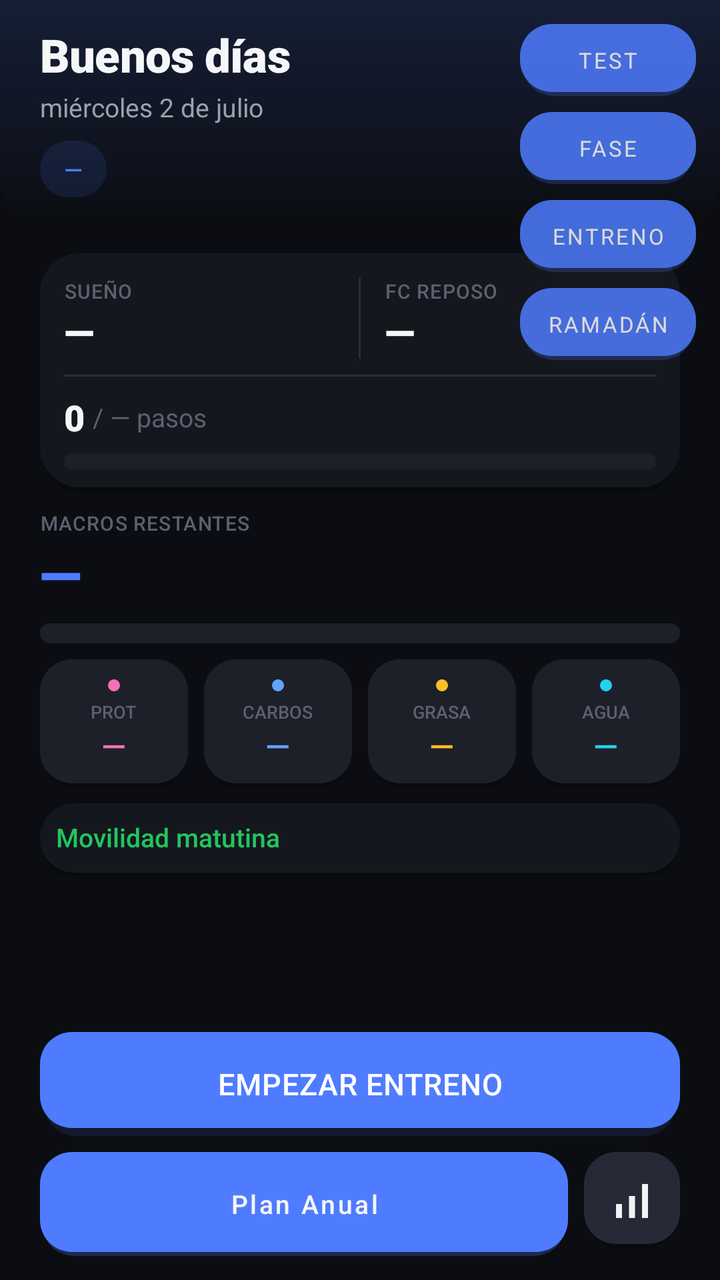
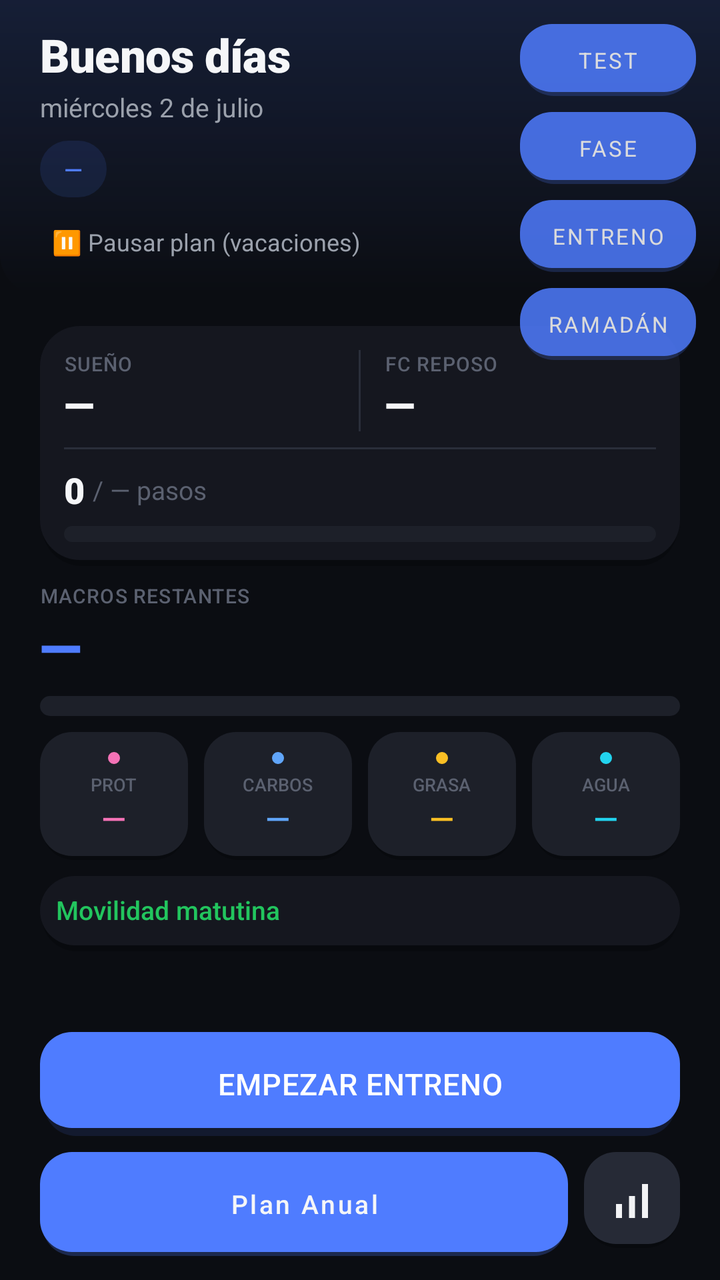

Before-and-after screenshots of an Android layout around one commit, followed by the original layout XML and the change that was made.
<!-- AndroidManifest.xml: application theme Theme.FitBase -->
<!-- res/layout/activity_home.xml -->
<?xml version="1.0" encoding="utf-8"?>
<FrameLayout xmlns:android="http://schemas.android.com/apk/res/android"
    android:layout_width="match_parent"
    android:layout_height="match_parent"
    android:background="@color/background">


<LinearLayout
    android:layout_width="match_parent"
    android:layout_height="match_parent"
    android:orientation="vertical">

<ScrollView
    android:layout_width="match_parent"
    android:layout_height="0dp"
    android:layout_weight="1"
    android:fillViewport="true">

    <LinearLayout
        android:layout_width="match_parent"
        android:layout_height="wrap_content"
        android:orientation="vertical">

        
        <LinearLayout
            android:layout_width="match_parent"
            android:layout_height="wrap_content"
            android:orientation="vertical"
            android:background="@drawable/bg_hero_panel"
            android:paddingHorizontal="@dimen/screen_padding"
            android:paddingTop="@dimen/space_md"
            android:paddingBottom="@dimen/space_md">

            <TextView
                android:id="@+id/tvSaludo"
                android:layout_width="wrap_content"
                android:layout_height="wrap_content"
                android:text="Buenos días"
                android:textSize="@dimen/home_text_greeting"
                android:textColor="@color/text_primary"
                android:fontFamily="sans-serif-black"
                android:letterSpacing="-0.01" />

            <TextView
                android:id="@+id/tvFecha"
                android:layout_width="wrap_content"
                android:layout_height="wrap_content"
                android:text="miércoles 2 de julio"
                android:textSize="@dimen/home_text_meta"
                android:textColor="@color/text_secondary"
                android:layout_marginTop="2dp" />

            <LinearLayout
                android:layout_width="wrap_content"
                android:layout_height="wrap_content"
                android:orientation="horizontal"
                android:layout_marginTop="@dimen/space_sm"
                android:gravity="center_vertical">

                <TextView
                    android:id="@+id/tvTipoDia"
                    android:layout_width="wrap_content"
                    android:layout_height="wrap_content"
                    android:text="—"
                    android:textSize="@dimen/home_text_chip"
                    android:fontFamily="sans-serif-medium"
                    android:textColor="@color/accent"
                    android:background="@drawable/bg_chip_accent"
                    android:paddingHorizontal="@dimen/space_md"
                    android:paddingVertical="@dimen/space_xs" />

                <TextView
                    android:id="@+id/tvTipoSesion"
                    android:layout_width="wrap_content"
                    android:layout_height="wrap_content"
                    android:layout_marginStart="@dimen/space_sm"
                    android:text="—"
                    android:textSize="@dimen/home_text_chip"
                    android:fontFamily="sans-serif-medium"
                    android:textColor="@color/text_primary"
                    android:background="@drawable/bg_badge_actual"
                    android:paddingHorizontal="@dimen/space_md"
                    android:paddingVertical="@dimen/space_xs"
                    android:visibility="gone" />

                <TextView
                    android:id="@+id/tvFaseNombre"
                    android:layout_width="wrap_content"
                    android:layout_height="wrap_content"
                    android:layout_marginStart="@dimen/space_sm"
                    android:text="Hipertrofia I"
                    android:textSize="@dimen/home_text_chip"
                    android:textColor="@color/text_secondary"
                    android:background="@drawable/bg_badge_actual"
                    android:paddingHorizontal="@dimen/space_md"
                    android:paddingVertical="@dimen/space_xs"
                    android:visibility="gone" />
            </LinearLayout>
        </LinearLayout>

        <LinearLayout
            android:layout_width="match_parent"
            android:layout_height="wrap_content"
            android:orientation="vertical"
            android:paddingHorizontal="@dimen/screen_padding"
            android:paddingTop="@dimen/space_sm"
            android:paddingBottom="@dimen/space_md">

        
        <LinearLayout
            android:id="@+id/bannerAusencia"
            android:layout_width="match_parent"
            android:layout_height="wrap_content"
            android:orientation="horizontal"
            android:background="@drawable/bg_card_flat"
            android:padding="@dimen/space_md"
            android:layout_marginTop="@dimen/space_sm"
            android:visibility="gone">

            <TextView
                android:id="@+id/tvAusenciaMensaje"
                android:layout_width="match_parent"
                android:layout_height="wrap_content"
                android:textSize="@dimen/home_text_chip"
                android:textColor="@color/text_secondary" />
        </LinearLayout>

        
        <LinearLayout
            android:id="@+id/bannerRamadan"
            android:layout_width="match_parent"
            android:layout_height="wrap_content"
            android:orientation="vertical"
            android:background="@drawable/bg_card_flat"
            android:padding="@dimen/space_md"
            android:layout_marginTop="@dimen/space_sm"
            android:visibility="gone">

            <TextView
                android:id="@+id/tvRamadanTitulo"
                android:layout_width="match_parent"
                android:layout_height="wrap_content"
                android:textSize="@dimen/home_text_meta"
                android:fontFamily="sans-serif-medium"
                android:textColor="@color/accent" />

            <TextView
                android:id="@+id/tvRamadanDetalle"
                android:layout_width="match_parent"
                android:layout_height="wrap_content"
                android:layout_marginTop="@dimen/space_xxs"
                android:textSize="@dimen/home_text_chip"
                android:textColor="@color/text_secondary" />
        </LinearLayout>

        
        <LinearLayout
            android:layout_width="match_parent"
            android:layout_height="wrap_content"
            android:orientation="vertical"
            android:background="@drawable/bg_card_flat"
            android:padding="@dimen/space_md"
            android:layout_marginTop="@dimen/space_sm">

            <LinearLayout
                android:layout_width="match_parent"
                android:layout_height="wrap_content"
                android:orientation="horizontal">

                <LinearLayout
                    android:layout_width="0dp"
                    android:layout_height="wrap_content"
                    android:layout_weight="1"
                    android:orientation="vertical">
                    <TextView
                        android:layout_width="wrap_content"
                        android:layout_height="wrap_content"
                        android:text="SUEÑO"
                        android:textSize="@dimen/home_text_label"
                        android:fontFamily="sans-serif-medium"
                        android:letterSpacing="0.04"
                        android:textColor="@color/text_tertiary" />
                    <TextView
                        android:id="@+id/tvSleepScore"
                        android:layout_width="wrap_content"
                        android:layout_height="wrap_content"
                        android:text="—"
                        android:textSize="@dimen/home_text_value_lg"
                        android:fontFamily="sans-serif-black"
                        android:textColor="@color/text_primary" />
                </LinearLayout>

                <View
                    android:layout_width="1dp"
                    android:layout_height="match_parent"
                    android:background="@color/colorSeparator" />

                <LinearLayout
                    android:layout_width="0dp"
                    android:layout_height="wrap_content"
                    android:layout_weight="1"
                    android:orientation="vertical"
                    android:paddingStart="@dimen/space_md">
                    <TextView
                        android:layout_width="wrap_content"
                        android:layout_height="wrap_content"
                        android:text="FC REPOSO"
                        android:textSize="@dimen/home_text_label"
                        android:fontFamily="sans-serif-medium"
                        android:letterSpacing="0.04"
                        android:textColor="@color/text_tertiary" />
                    <TextView
                        android:id="@+id/tvFcReposo"
                        android:layout_width="wrap_content"
                        android:layout_height="wrap_content"
                        android:text="—"
                        android:textSize="@dimen/home_text_value_lg"
                        android:fontFamily="sans-serif-black"
                        android:textColor="@color/text_primary" />
                </LinearLayout>
            </LinearLayout>

            <TextView
                android:id="@+id/tvAvisoFatiga"
                android:layout_width="match_parent"
                android:layout_height="wrap_content"
                android:text="Sueño pobre — sesión reducida"
                android:textSize="@dimen/home_text_chip"
                android:textColor="@color/warning"
                android:layout_marginTop="@dimen/space_xs"
                android:visibility="gone" />

            <View
                android:layout_width="match_parent"
                android:layout_height="1dp"
                android:background="@color/colorSeparator"
                android:layout_marginTop="@dimen/space_sm"
                android:layout_marginBottom="@dimen/space_sm" />

            <LinearLayout
                android:layout_width="match_parent"
                android:layout_height="wrap_content"
                android:orientation="horizontal"
                android:gravity="center_vertical">

                <TextView
                    android:id="@+id/tvPasos"
                    android:layout_width="wrap_content"
                    android:layout_height="wrap_content"
                    android:text="0"
                    android:textSize="@dimen/home_text_value_md"
                    android:fontFamily="sans-serif-black"
                    android:textColor="@color/text_primary" />

                <TextView
                    android:id="@+id/tvPasosObj"
                    android:layout_width="wrap_content"
                    android:layout_height="wrap_content"
                    android:text="/ — pasos"
                    android:textSize="@dimen/home_text_meta"
                    android:textColor="@color/text_tertiary"
                    android:layout_marginStart="@dimen/space_xxs" />
            </LinearLayout>

            <ProgressBar
                android:id="@+id/progressPasos"
                style="@android:style/Widget.ProgressBar.Horizontal"
                android:layout_width="match_parent"
                android:layout_height="8dp"
                android:layout_marginTop="@dimen/space_xs"
                android:progressDrawable="@drawable/progress_pasos"
                android:max="8000" />

            <TextView
                android:id="@+id/tvCardioInfo"
                android:layout_width="match_parent"
                android:layout_height="wrap_content"
                android:text="20 min bici post-gym"
                android:textSize="@dimen/home_text_chip"
                android:textColor="@color/text_secondary"
                android:layout_marginTop="@dimen/space_sm"
                android:visibility="gone" />
        </LinearLayout>

        
        <TextView
            android:layout_width="wrap_content"
            android:layout_height="wrap_content"
            android:text="MACROS RESTANTES"
            android:textSize="@dimen/home_text_label"
            android:fontFamily="sans-serif-medium"
            android:letterSpacing="0.04"
            android:textColor="@color/text_tertiary"
            android:layout_marginTop="@dimen/space_sm" />

        <TextView
            android:id="@+id/tvCaloriasRestantes"
            android:layout_width="wrap_content"
            android:layout_height="wrap_content"
            android:text="—"
            android:textSize="@dimen/home_text_value_xl"
            android:textColor="@color/accent"
            android:fontFamily="sans-serif-black"
            android:letterSpacing="-0.02" />

        <ProgressBar
            android:id="@+id/progressCalorias"
            style="@android:style/Widget.ProgressBar.Horizontal"
            android:layout_width="match_parent"
            android:layout_height="10dp"
            android:layout_marginTop="@dimen/space_xs"
            android:progressDrawable="@drawable/progress_calorias"
            android:max="3280" />

        <LinearLayout
            android:layout_width="match_parent"
            android:layout_height="wrap_content"
            android:orientation="horizontal"
            android:layout_marginTop="@dimen/space_sm">

            <LinearLayout
                android:layout_width="0dp"
                android:layout_height="wrap_content"
                android:layout_weight="1"
                android:orientation="vertical"
                android:gravity="center"
                android:background="@drawable/bg_macro_card"
                android:padding="@dimen/tile_padding">
                <View
                    android:layout_width="6dp"
                    android:layout_height="6dp"
                    android:layout_marginBottom="@dimen/space_xxs"
                    android:background="@drawable/shape_dot"
                    android:backgroundTint="@color/colorProteina" />
                <TextView android:layout_width="wrap_content" android:layout_height="wrap_content"
                    android:text="PROT" android:textSize="@dimen/home_text_label_xs" android:fontFamily="sans-serif-medium" android:textColor="@color/text_tertiary" />
                <TextView android:id="@+id/tvProtRestante" android:layout_width="wrap_content"
                    android:layout_height="wrap_content" android:text="—"
                    android:textSize="@dimen/home_text_value_sm" android:fontFamily="sans-serif-medium" android:textColor="@color/colorProteina" />
            </LinearLayout>

            <LinearLayout
                android:layout_width="0dp"
                android:layout_height="wrap_content"
                android:layout_weight="1"
                android:orientation="vertical"
                android:gravity="center"
                android:background="@drawable/bg_macro_card"
                android:padding="@dimen/tile_padding"
                android:layout_marginStart="@dimen/space_sm">
                <View
                    android:layout_width="6dp"
                    android:layout_height="6dp"
                    android:layout_marginBottom="@dimen/space_xxs"
                    android:background="@drawable/shape_dot"
                    android:backgroundTint="@color/colorCarbos" />
                <TextView android:layout_width="wrap_content" android:layout_height="wrap_content"
                    android:text="CARBOS" android:textSize="@dimen/home_text_label_xs" android:fontFamily="sans-serif-medium" android:textColor="@color/text_tertiary" />
                <TextView android:id="@+id/tvCarbosRestantes" android:layout_width="wrap_content"
                    android:layout_height="wrap_content" android:text="—"
                    android:textSize="@dimen/home_text_value_sm" android:fontFamily="sans-serif-medium" android:textColor="@color/colorCarbos" />
            </LinearLayout>

            <LinearLayout
                android:layout_width="0dp"
                android:layout_height="wrap_content"
                android:layout_weight="1"
                android:orientation="vertical"
                android:gravity="center"
                android:background="@drawable/bg_macro_card"
                android:padding="@dimen/tile_padding"
                android:layout_marginStart="@dimen/space_sm">
                <View
                    android:layout_width="6dp"
                    android:layout_height="6dp"
                    android:layout_marginBottom="@dimen/space_xxs"
                    android:background="@drawable/shape_dot"
                    android:backgroundTint="@color/colorGrasa" />
                <TextView android:layout_width="wrap_content" android:layout_height="wrap_content"
                    android:text="GRASA" android:textSize="@dimen/home_text_label_xs" android:fontFamily="sans-serif-medium" android:textColor="@color/text_tertiary" />
                <TextView android:id="@+id/tvGrasasRestantes" android:layout_width="wrap_content"
                    android:layout_height="wrap_content" android:text="—"
                    android:textSize="@dimen/home_text_value_sm" android:fontFamily="sans-serif-medium" android:textColor="@color/colorGrasa" />
            </LinearLayout>

            <LinearLayout
                android:layout_width="0dp"
                android:layout_height="wrap_content"
                android:layout_weight="1"
                android:orientation="vertical"
                android:gravity="center"
                android:background="@drawable/bg_macro_card"
                android:padding="@dimen/tile_padding"
                android:layout_marginStart="@dimen/space_sm">
                <View
                    android:layout_width="6dp"
                    android:layout_height="6dp"
                    android:layout_marginBottom="@dimen/space_xxs"
                    android:background="@drawable/shape_dot"
                    android:backgroundTint="@color/colorAgua" />
                <TextView android:layout_width="wrap_content" android:layout_height="wrap_content"
                    android:text="AGUA" android:textSize="@dimen/home_text_label_xs" android:fontFamily="sans-serif-medium" android:textColor="@color/text_tertiary" />
                <TextView android:id="@+id/tvAgua" android:layout_width="wrap_content"
                    android:layout_height="wrap_content" android:text="—"
                    android:textSize="@dimen/home_text_value_sm" android:fontFamily="sans-serif-medium" android:textColor="@color/colorAgua" />
            </LinearLayout>
        </LinearLayout>

        
        <LinearLayout
            android:layout_width="match_parent"
            android:layout_height="wrap_content"
            android:orientation="vertical"
            android:layout_marginTop="@dimen/space_sm"
            android:background="@drawable/bg_card_flat"
            android:padding="@dimen/space_sm">

            <TextView
                android:id="@+id/tvMovilidadTitulo"
                android:layout_width="match_parent"
                android:layout_height="wrap_content"
                android:text="Movilidad matutina"
                android:textSize="@dimen/home_text_meta"
                android:fontFamily="sans-serif-medium"
                android:textColor="@color/success" />

            <LinearLayout
                android:id="@+id/layoutMovilidad"
                android:layout_width="match_parent"
                android:layout_height="wrap_content"
                android:orientation="vertical"
                android:layout_marginTop="@dimen/space_xxs" />
        </LinearLayout>

        
        <LinearLayout
            android:id="@+id/cardCore"
            android:layout_width="match_parent"
            android:layout_height="wrap_content"
            android:orientation="vertical"
            android:layout_marginTop="@dimen/space_sm"
            android:background="@drawable/bg_card_flat"
            android:padding="@dimen/space_sm"
            android:visibility="gone">

            <LinearLayout
                android:id="@+id/headerCore"
                android:layout_width="match_parent"
                android:layout_height="wrap_content"
                android:orientation="horizontal"
                android:gravity="center_vertical"
                android:clickable="true"
                android:focusable="true"
                android:background="?attr/selectableItemBackground">

                <TextView
                    android:id="@+id/tvCoreTitulo"
                    android:layout_width="0dp"
                    android:layout_height="wrap_content"
                    android:layout_weight="1"
                    android:text="Core"
                    android:textSize="@dimen/home_text_meta"
                    android:fontFamily="sans-serif-medium"
                    android:textColor="@color/success" />

                <TextView
                    android:id="@+id/tvCoreChevron"
                    android:layout_width="wrap_content"
                    android:layout_height="wrap_content"
                    android:text="▸"
                    android:textSize="@dimen/home_text_meta"
                    android:textColor="@color/success" />
            </LinearLayout>

            <LinearLayout
                android:id="@+id/layoutCore"
                android:layout_width="match_parent"
                android:layout_height="wrap_content"
                android:orientation="vertical"
                android:layout_marginTop="@dimen/space_xs"
                android:visibility="gone" />
        </LinearLayout>

        </LinearLayout>
    </LinearLayout>
</ScrollView>

    
    <LinearLayout
        android:layout_width="match_parent"
        android:layout_height="wrap_content"
        android:orientation="vertical"
        android:paddingHorizontal="@dimen/screen_padding"
        android:paddingBottom="@dimen/space_md">

        
        <Button
            android:id="@+id/btnEmpezarEntreno"
            style="@style/Widget.FitBase.Button.Primary"
            android:layout_marginTop="@dimen/space_md"
            android:text="EMPEZAR ENTRENO"
            android:visibility="visible" />

        <TextView
            android:id="@+id/tvSesionTipo"
            android:layout_width="wrap_content"
            android:layout_height="wrap_content"
            android:layout_gravity="center_horizontal"
            android:layout_marginTop="@dimen/space_xxs"
            android:textSize="@dimen/home_text_meta"
            android:textColor="@color/text_tertiary"
            android:visibility="gone" />

        <TextView
            android:id="@+id/tvSesionFase"
            android:layout_width="wrap_content"
            android:layout_height="wrap_content"
            android:visibility="gone" />

        
        <LinearLayout
            android:layout_width="match_parent"
            android:layout_height="wrap_content"
            android:orientation="horizontal"
            android:layout_marginTop="@dimen/space_sm">

            <Button
                android:id="@+id/btnPlanAnual"
                style="@style/Widget.FitBase.Button.Secondary"
                android:layout_width="0dp"
                android:layout_weight="1"
                android:text="Plan Anual"
                android:textSize="@dimen/home_text_meta" />

            <ImageButton
                android:id="@+id/btnProgresion"
                android:layout_width="@dimen/touch_target_min"
                android:layout_height="@dimen/touch_target_min"
                android:layout_marginStart="@dimen/space_sm"
                android:contentDescription="Progresión"
                android:padding="@dimen/space_md"
                android:scaleType="fitCenter"
                android:src="@drawable/ic_chart"
                android:background="@drawable/button_secondary" />
        </LinearLayout>
    </LinearLayout>

</LinearLayout>

    
    <Button
        android:id="@+id/btnTest"
        android:layout_width="wrap_content"
        android:layout_height="36dp"
        android:layout_gravity="top|end"
        android:layout_margin="12dp"
        android:alpha="0.85"
        android:paddingHorizontal="12dp"
        android:text="TEST"
        android:textSize="11sp"
        android:background="@drawable/button_secondary" />

    <Button
        android:id="@+id/btnPreviewFase"
        android:layout_width="wrap_content"
        android:layout_height="36dp"
        android:layout_gravity="top|end"
        android:layout_marginTop="56dp"
        android:layout_marginEnd="12dp"
        android:alpha="0.85"
        android:paddingHorizontal="12dp"
        android:text="FASE"
        android:textSize="11sp"
        android:background="@drawable/button_secondary" />

    <Button
        android:id="@+id/btnPreviewEntreno"
        android:layout_width="wrap_content"
        android:layout_height="36dp"
        android:layout_gravity="top|end"
        android:layout_marginTop="100dp"
        android:layout_marginEnd="12dp"
        android:alpha="0.85"
        android:paddingHorizontal="12dp"
        android:text="ENTRENO"
        android:textSize="11sp"
        android:background="@drawable/button_secondary" />

    
    <Button
        android:id="@+id/btnPreviewRamadan"
        android:layout_width="wrap_content"
        android:layout_height="36dp"
        android:layout_gravity="top|end"
        android:layout_marginTop="144dp"
        android:layout_marginEnd="12dp"
        android:alpha="0.85"
        android:paddingHorizontal="12dp"
        android:text="RAMADÁN"
        android:textSize="11sp"
        android:background="@drawable/button_secondary" />

</FrameLayout>
<!-- resources referenced by this layout -->
<resources>
  <color name="accent">#4F7CFF</color>
  <color name="background">#0B0D12</color>
  <color name="colorAgua">#22D3EE</color>
  <color name="colorCarbos">#60A5FA</color>
  <color name="colorGrasa">#FBBF24</color>
  <color name="colorProteina">#F472B6</color>
  <color name="colorSeparator">#2A2E3A</color>
  <color name="success">#22C55E</color>
  <color name="text_primary">#F5F6F8</color>
  <color name="text_secondary">#9BA1AC</color>
  <color name="text_tertiary">#5B6170</color>
  <color name="warning">#F97316</color>
  <dimen name="home_text_chip">12sp</dimen>
  <dimen name="home_text_greeting">23sp</dimen>
  <dimen name="home_text_label">10sp</dimen>
  <dimen name="home_text_label_xs">9sp</dimen>
  <dimen name="home_text_meta">13sp</dimen>
  <dimen name="home_text_value_lg">20sp</dimen>
  <dimen name="home_text_value_md">18sp</dimen>
  <dimen name="home_text_value_sm">16sp</dimen>
  <dimen name="home_text_value_xl">28sp</dimen>
  <dimen name="screen_padding">20dp</dimen>
  <dimen name="space_md">12dp</dimen>
  <dimen name="space_sm">8dp</dimen>
  <dimen name="space_xs">6dp</dimen>
  <dimen name="space_xxs">4dp</dimen>
  <dimen name="tile_padding">10dp</dimen>
  <dimen name="touch_target_min">48dp</dimen>
  <!-- drawable bg_badge_actual (drawable) -->
  <?xml version="1.0" encoding="utf-8"?>
  <shape xmlns:android="http://schemas.android.com/apk/res/android"
      android:shape="rectangle">
      <corners android:radius="@dimen/radius_pill" />
      <solid android:color="@color/colorSurfaceElevated2" />
  </shape>
  <!-- drawable bg_chip_accent (drawable) -->
  <?xml version="1.0" encoding="utf-8"?>
  <shape xmlns:android="http://schemas.android.com/apk/res/android"
      android:shape="rectangle">
      <corners android:radius="@dimen/radius_pill" />
      <solid android:color="@color/colorAccentWash" />
  </shape>
  <!-- drawable ic_chart (drawable) -->
  <?xml version="1.0" encoding="utf-8"?>
  <vector xmlns:android="http://schemas.android.com/apk/res/android"
      android:width="18dp"
      android:height="18dp"
      android:viewportWidth="24"
      android:viewportHeight="24">
      <path
          android:fillColor="#F2F3F5"
          android:pathData="M4,14h3v7H4zM10.5,10h3v11h-3zM17,4h3v17h-3z" />
  </vector>
  <!-- drawable shape_dot (drawable) -->
  <?xml version="1.0" encoding="utf-8"?>
  <shape xmlns:android="http://schemas.android.com/apk/res/android"
      android:shape="oval">
      <solid android:color="@android:color/white" />
  </shape>
  <dimen name="radius_pill">100dp</dimen>
  <color name="colorSurfaceElevated2">#262A36</color>
  <dimen name="radius_card">20dp</dimen>
  <color name="colorShadow">#40000000</color>
  <color name="colorSurface">#15171F</color>
  <color name="colorAccentWash">#1F4F7CFF</color>
  <dimen name="radius_button">16dp</dimen>
  <color name="colorSurfaceElevated">#1D2029</color>
  <color name="colorAccentPrimary">#4F7CFF</color>
  <color name="colorAccentSecondary">#A855F7</color>
  <color name="colorSuccess">#22C55E</color>
  <color name="white">#FFFFFF</color>
  <color name="colorTextPrimary">#F5F6F8</color>
  <color name="colorTextSecondary">#9BA1AC</color>
  <color name="colorBackground">#0B0D12</color>
  <style name="Widget.FitBase.Button.Press" parent="Widget.MaterialComponents.Button">
          <item name="android:stateListAnimator">@animator/btn_press_scale</item>
      </style>
  <style name="Widget.FitBase.ImageButton.Press" parent="Widget.AppCompat.ImageButton">
          <item name="android:stateListAnimator">@animator/btn_press_scale</item>
      </style>
  <!-- unchanged entries left out for length: 10 -->
</resources>

<!-- the commit's change to res/layout/activity_home.xml (unified diff, before → after) -->
@@ -95,7 +95,33 @@
                     android:paddingHorizontal="@dimen/space_md"
                     android:paddingVertical="@dimen/space_xs"
                     android:visibility="gone" />
-            </LinearLayout>
+
+                <TextView
+                    android:id="@+id/tvResumenEntreno"
+                    android:layout_width="wrap_content"
+                    android:layout_height="wrap_content"
+                    android:layout_marginStart="@dimen/space_sm"
+                    android:text="—"
+                    android:textSize="@dimen/home_text_chip"
+                    android:textColor="@color/text_secondary"
+                    android:background="@drawable/bg_badge_actual"
+                    android:paddingHorizontal="@dimen/space_md"
+                    android:paddingVertical="@dimen/space_xs"
+                    android:visibility="gone" />
+            </LinearLayout>
+
+            <TextView
+                android:id="@+id/tvPausarPlan"
+                android:layout_width="wrap_content"
+                android:layout_height="wrap_content"
+                android:layout_marginTop="@dimen/space_sm"
+                android:text="⏸ Pausar plan (vacaciones)"
+                android:textSize="@dimen/home_text_chip"
+                android:textColor="@color/text_secondary"
+                android:padding="@dimen/space_xs"
+                android:clickable="true"
+                android:focusable="true"
+                android:background="?attr/selectableItemBackground" />
         </LinearLayout>
 
         <LinearLayout
@@ -123,6 +149,37 @@
                 android:layout_height="wrap_content"
                 android:textSize="@dimen/home_text_chip"
                 android:textColor="@color/text_secondary" />
+        </LinearLayout>
+
+        
+        <LinearLayout
+            android:id="@+id/cardManana"
+            android:layout_width="match_parent"
+            android:layout_height="wrap_content"
+            android:orientation="horizontal"
+            android:gravity="center_vertical"
+            android:background="@drawable/bg_card_flat"
+            android:padding="@dimen/space_md"
+            android:layout_marginTop="@dimen/space_sm"
+            android:visibility="gone">
+
+            <TextView
+                android:layout_width="wrap_content"
+                android:layout_height="wrap_content"
+                android:text="Mañana"
+                android:textSize="@dimen/home_text_chip"
+                android:fontFamily="sans-serif-medium"
+                android:textColor="@color/accent" />
+
+            <TextView
+                android:id="@+id/tvMananaResumen"
+                android:layout_width="0dp"
+                android:layout_height="wrap_content"
+                android:layout_weight="1"
+                android:layout_marginStart="@dimen/space_sm"
+                android:textSize="@dimen/home_text_chip"
+                android:textColor="@color/text_secondary"
+                android:gravity="end" />
         </LinearLayout>
 
         
